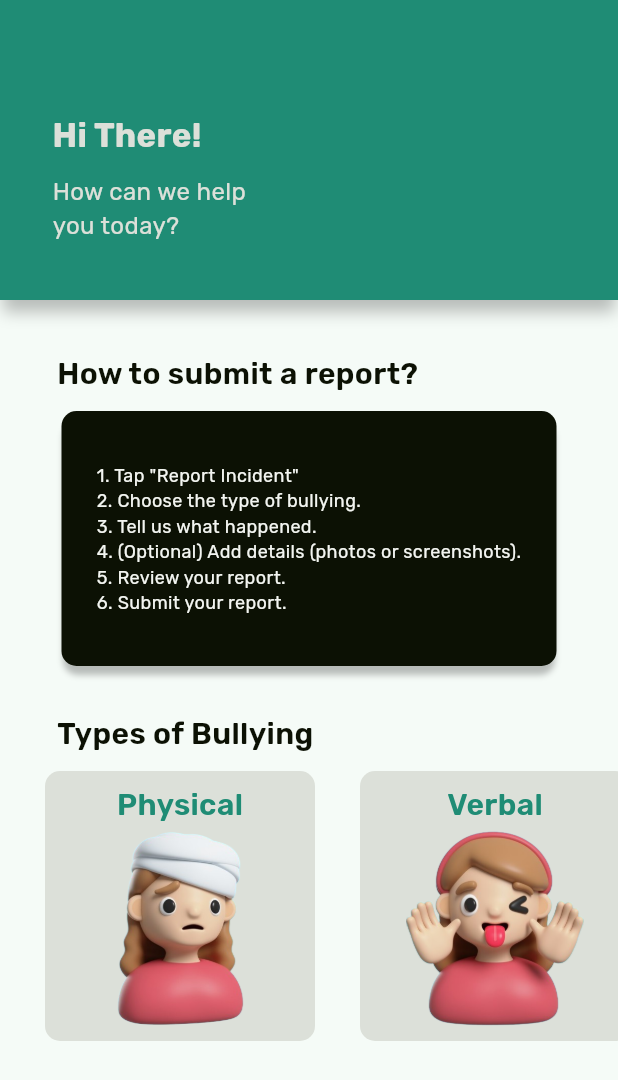
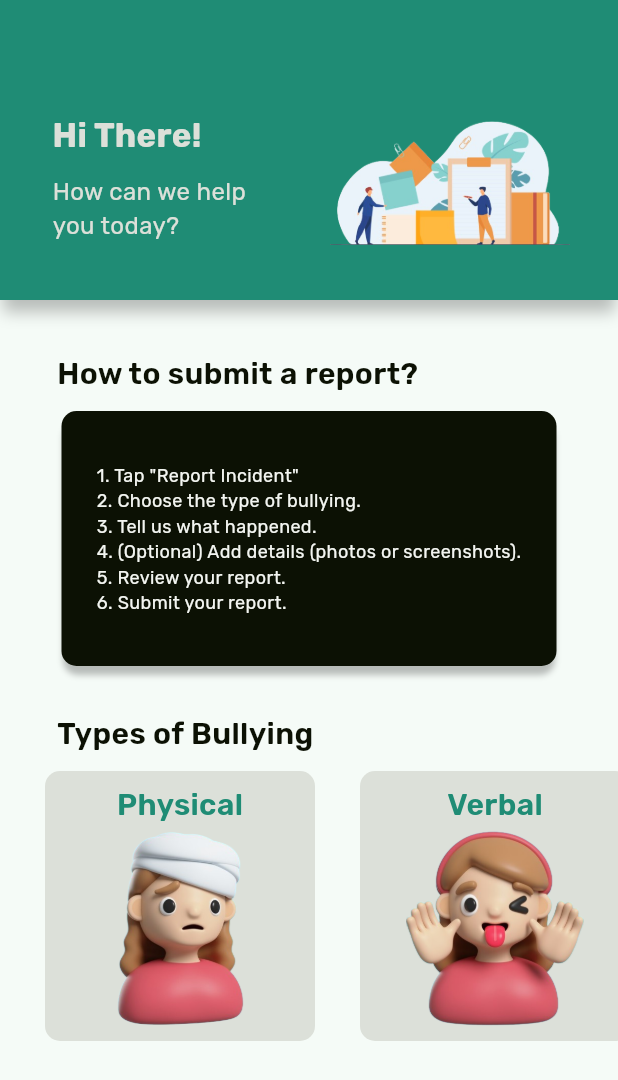
Before and after one commit to nsennes/SafeSchool, a Flutter app: the screen it shows after launch, on a phone screen of 412 x 824 dp. Shown: the top 1080 px of the screen. Run offline on Flutter 3.47's test engine with Material 3 defaults, Android fonts, the phone set to English and light mode, and no system bars.

Commit message:
update home page done

```diff
--- a/safeschool/lib/pages/home.dart
+++ b/safeschool/lib/pages/home.dart
@@ -44,6 +44,11 @@ class Home extends StatelessWidget {
                     ),
                   ),
                 ),
+                // SizedBox(
+                //   height: 150,
+                //   width: 150,
+                //   child: Image.asset("assets/images/greeting.png"),
+                // )
                 const SizedBox(
                   height: 10,
                 ),
@@ -57,6 +62,18 @@ class Home extends StatelessWidget {
                     ),
                   ),
                 ),
+              ],
+            ),
+            Column(
+              mainAxisAlignment: MainAxisAlignment.start,
+              children: [
+                Padding(
+                  padding: const EdgeInsets.only(left: 220, top: 42.0),
+                  child: SizedBox(
+                      height: 160,
+                      width: 160,
+                      child: Image.asset("assets/images/greeting.png")),
+                )
               ],
             ),
             Column(
@@ -140,42 +157,14 @@ class Home extends StatelessWidget {
                           title: "Cyber",
                           img: "assets/images/cyber_Bullying.png"),
                       TypesCard(
-                          title: "Sexual", img: "assets/images/sh_Bullying.png")
+                          title: "Sexual H.",
+                          img: "assets/images/sh_Bullying.png"),
+                      SizedBox(
+                        width: 15,
+                      )
                     ],
                   ),
                 )
-                // Padding(
-                //   padding: const EdgeInsets.only(left: 30.0),
-                //   child: Container(
-                //     height: 180,
-                //     width: 180,
-                //     decoration: BoxDecoration(
-                //       color: ColorsUse.secondaryColor,
-                //       borderRadius: BorderRadius.circular(10),
-                //     ),
-                //     child: Column(
-                //       children: [
-                //         const SizedBox(
-                //           height: 8,
-                //         ),
-                //         Text(
-                //           "Physical",
-                //           style: TextUse.heading_2().merge(
-                //             const TextStyle(color: ColorsUse.primaryColor),
-                //           ),
-                //         ),
-                //         const SizedBox(
-                //           height: 3,
-                //         ),
-                //         SizedBox(
-                //             height: 130,
-                //             width: 130,
-                //             child: Image.asset(
-                //                 "assets/images/physical_Bullying.png"))
-                //       ],
-                //     ),
-                //   ),
-                // ),
               ],
             ),
           ],
--- a/safeschool/pubspec.yaml
+++ b/safeschool/pubspec.yaml
@@ -64,8 +64,8 @@ flutter:
     - assets/images/verbal_Bullying.png
     - assets/images/cyber_Bullying.png
     - assets/images/sh_Bullying.png
+    - assets/images/greeting.png
 
-  #   - images/a_dot_ham.jpeg
 
   # An image asset can refer to one or more resolution-specific "variants", see
   # https://flutter.dev/assets-and-images/#resolution-aware
```
Also changed, not shown: safeschool/assets/images/greeting.png (added), safeschool/pubspec.lock.
